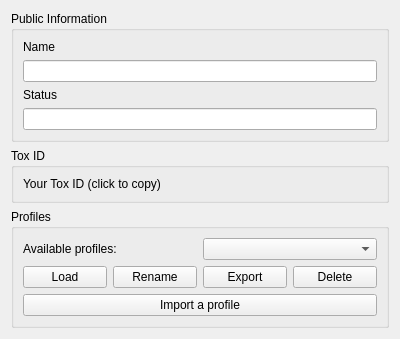
Above: src/widget/form/settings/identitysettings.ui from qTox/qTox before the change. Below: the same form after it.
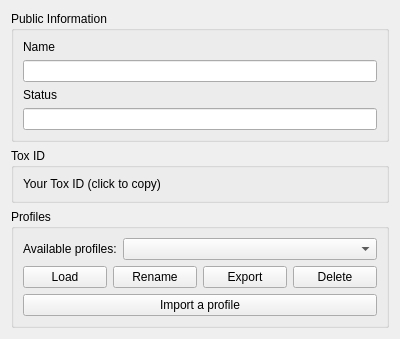
That is the form after the change. Custom widgets are drawn as their Qt base class.

What changed in the file:
```diff
--- a/src/widget/form/settings/identitysettings.ui
+++ b/src/widget/form/settings/identitysettings.ui
@@ -75,7 +75,14 @@
          </widget>
         </item>
         <item>
-         <widget class="QComboBox" name="profiles" />
+         <widget class="QComboBox" name="profiles">
+          <property name="sizePolicy">
+           <sizepolicy hsizetype="Expanding" vsizetype="Fixed">
+            <horstretch>0</horstretch>
+            <verstretch>0</verstretch>
+           </sizepolicy>
+          </property>
+         </widget>
         </item>
        </layout>
       </item>
```
